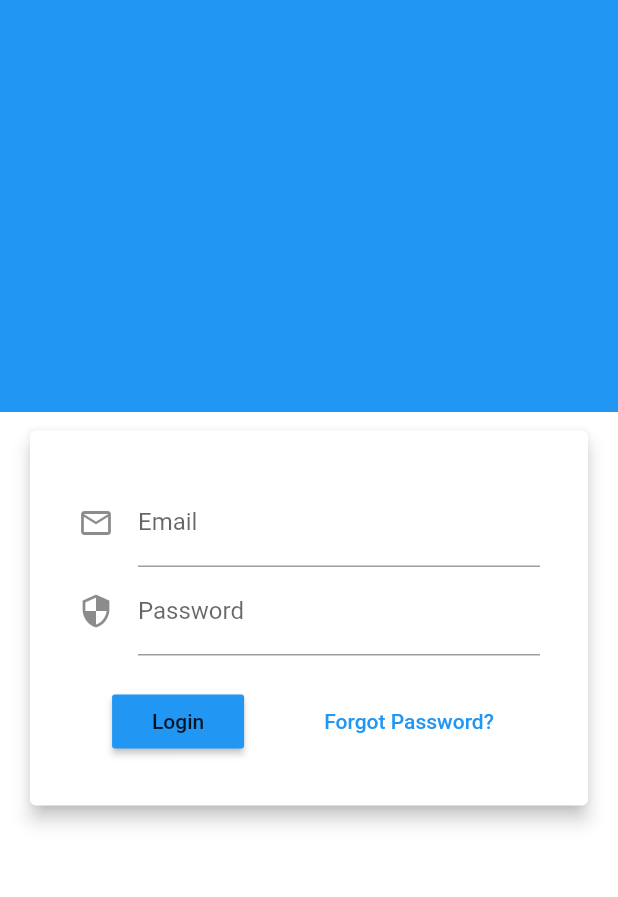
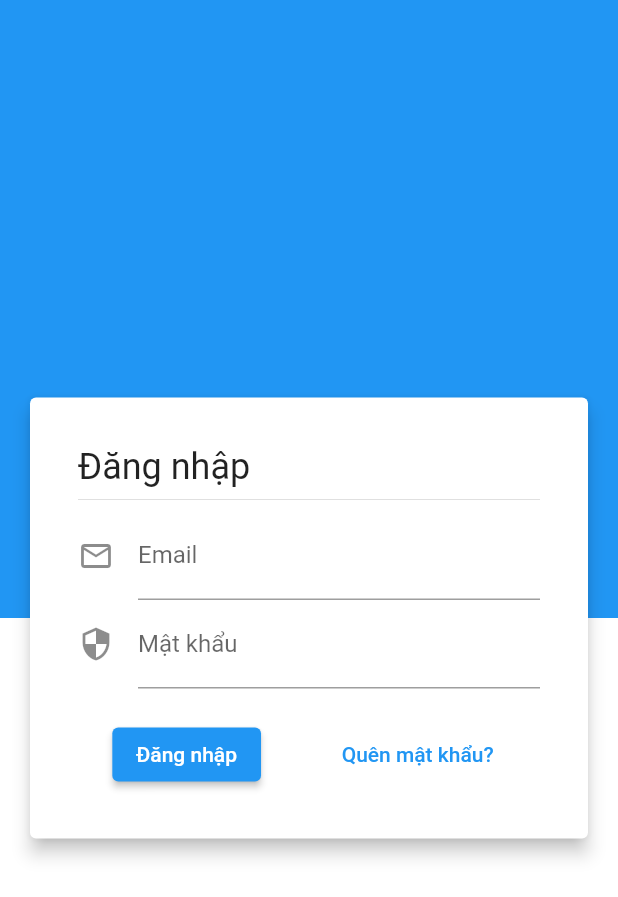
Before and after one commit to vuthienson8/flutter, a Flutter app: the screen it shows after launch, on a phone screen of 412 x 824 dp. Shown: the top 897 px of the screen. Run offline on Flutter 3.47's test engine with Material 2 defaults, Android fonts, the phone set to English and light mode, and no system bars.

Commit message:
in ra email va mat khau, setup validate

```diff
--- a/my_app/application/lib/page/login/login_view.dart
+++ b/my_app/application/lib/page/login/login_view.dart
@@ -1,3 +1,4 @@
+import 'package:application/page/login/widgets/email_card.dart';
 import 'package:flutter/cupertino.dart';
 import 'package:flutter/material.dart';
 
@@ -17,10 +18,11 @@ class _LoginViewState extends State<LoginView> {
               child: Container(color: Colors.blue),
             ),
             Positioned.fill(
-              top: MediaQuery.of(context).size.height / 3,
+              top: MediaQuery.of(context).size.height / 2,
               child: Container(color: Colors.white),
             ),
             ListView(
+              padding: EdgeInsets.only(top: 0),
               children: [
                 Container(
                   padding: const EdgeInsets.all(16.0),
@@ -38,37 +40,14 @@ class _LoginViewState extends State<LoginView> {
                               padding: EdgeInsets.all(32),
                               child: Column(
                                 children: [
-                                  TextFormField(
-                                    key: Key('email'),
-                                    decoration: InputDecoration(
-                                        labelText: 'Email',
-                                        icon: Icon(Icons.email_outlined)),
-                                  ),
-                                  TextFormField(
-                                    key: Key('password'),
-                                    decoration: InputDecoration(
-                                      labelText: 'Password',
-                                      icon: Icon(Icons.security),
-                                    ),
-                                    obscureText: true,
-                                  ),
-                                  SizedBox(height: 20),
-                                  Row(
-                                    mainAxisAlignment:
-                                        MainAxisAlignment.spaceAround,
-                                    children: [
-                                      RaisedButton(
-                                        onPressed: () {},
-                                        child: Text('Login'),
-                                        color: Colors.blue,
-                                      ),
-                                      TextButton(
-                                        onPressed: () {},
-                                        child: Text(
-                                          'Forgot Password?',
-                                        ),
-                                      )
-                                    ],
+                                  EmailCard(
+                                    onLoginPressed: (email, password) {
+                                      //TODO xu ly dang nhap o day
+                                      print('$email, $password');
+                                    },
+                                    onResetPressed: (resetEmail, resetPassword){
+                                      print('$resetEmail, $resetPassword');
+                                    },
                                   ),
                                 ],
                               ),
--- /dev/null
+++ b/my_app/application/lib/page/login/widgets/email_card.dart
@@ -0,0 +1,143 @@
+import 'package:flutter/cupertino.dart';
+import 'package:flutter/material.dart';
+
+enum EmaiCardStatus { login, reset }
+
+class EmailCard extends StatefulWidget {
+  final void Function(String email, String password) onLoginPressed;
+  final void Function(String resetEmail, String resetPassword) onResetPressed;
+  const EmailCard({Key key, this.onLoginPressed, this.onResetPressed})
+      : super(key: key);
+
+
+
+  @override
+  State<StatefulWidget> createState() => _EmailCardState();
+}
+
+class _EmailCardState extends State<EmailCard> {
+  var _status = EmaiCardStatus.login;
+  set status(value) {
+    setState(() {
+      _status = value;
+    });
+  }
+
+  final _emailKey = GlobalKey<FormFieldState>();
+  final _passwordKey = GlobalKey<FormFieldState>();
+  final _resetEmailKey = GlobalKey<FormFieldState>();
+
+  @override
+  Widget build(BuildContext context) {
+    return Column(
+      children: [
+        //trang thai dang nhap
+        Visibility(
+          visible: _status == EmaiCardStatus.login,
+          child: Column(
+            children: [
+              Align(
+                alignment: Alignment.centerLeft,
+                child: Text(
+                  'Đăng nhập',
+                  style: Theme.of(context).textTheme.headline5,
+                ),
+              ),
+              Divider(),
+              TextFormField(
+                key: _emailKey,
+                decoration: InputDecoration(
+                    labelText: 'Email', icon: Icon(Icons.email_outlined)),
+                validator: (value) {
+                  if (!value.contains('@')) return 'Email không hợp lệ';
+                  return null;
+                },
+              ),
+              TextFormField(
+                key: _passwordKey,
+                decoration: InputDecoration(
+                  labelText: 'Mật khẩu',
+                  icon: Icon(Icons.security),
+                ),
+                obscureText: true,
+                validator: (value) {
+                  if (value.length < 6) return 'Mật khẩu không hợp lệ';
+                  return null;
+                },
+              ),
+              SizedBox(height: 20),
+              Row(
+                mainAxisAlignment: MainAxisAlignment.spaceAround,
+                children: [
+                  ElevatedButton(
+                    onPressed: () {
+                      if (_emailKey.currentState.validate() &&
+                          _passwordKey.currentState.validate()) {
+                        final _email = _emailKey.currentState.value;
+                        final _password = _passwordKey.currentState.value;
+                        widget.onLoginPressed(_email, _password);
+                      }
+                    },
+                    child: Text('Đăng nhập'),
+                  ),
+                  TextButton(
+                    onPressed: () => status = EmaiCardStatus.reset,
+                    child: Text(
+                      'Quên mật khẩu?',
+                    ),
+                  )
+                ],
+              ),
+            ],
+          ),
+        ),
+        //trang thai khoi phuc mat khau
+        Visibility(
+          visible: _status == EmaiCardStatus.reset,
+          child: Column(
+            children: [
+              Align(
+                alignment: Alignment.centerLeft,
+                child: Text(
+                  'Lấy lại mật khẩu',
+                  style: Theme.of(context).textTheme.headline5,
+                ),
+              ),
+              Divider(),
+              TextFormField(
+                key: _resetEmailKey,
+                decoration: InputDecoration(
+                    labelText: 'Email', icon: Icon(Icons.email_outlined)
+                ),
+                validator: (value) {
+                  if (!value.contains('@')) return 'Email không hợp lệ';
+                  return null;
+                },
+              ),
+              SizedBox(height: 20),
+              Row(
+                mainAxisAlignment: MainAxisAlignment.spaceAround,
+                children: [
+                  ElevatedButton(
+                    onPressed: () {
+                      if (_resetEmailKey.currentState.validate()) {
+                        final _resetEmail = _resetEmailKey.currentState.value;
+                        final _resetPassword = _resetEmailKey.currentState.value;
+                        widget.onResetPressed(_resetEmail, _resetPassword);
+                      }
+                    },
+                    child: Text('Khôi phục'),
+                  ),
+                  RaisedButton(
+                    onPressed: () => status = EmaiCardStatus.login,
+                    child: Text('Bỏ qua'),
+                  )
+                ],
+              ),
+            ],
+          ),
+        ),
+      ],
+    );
+  }
+}
```
